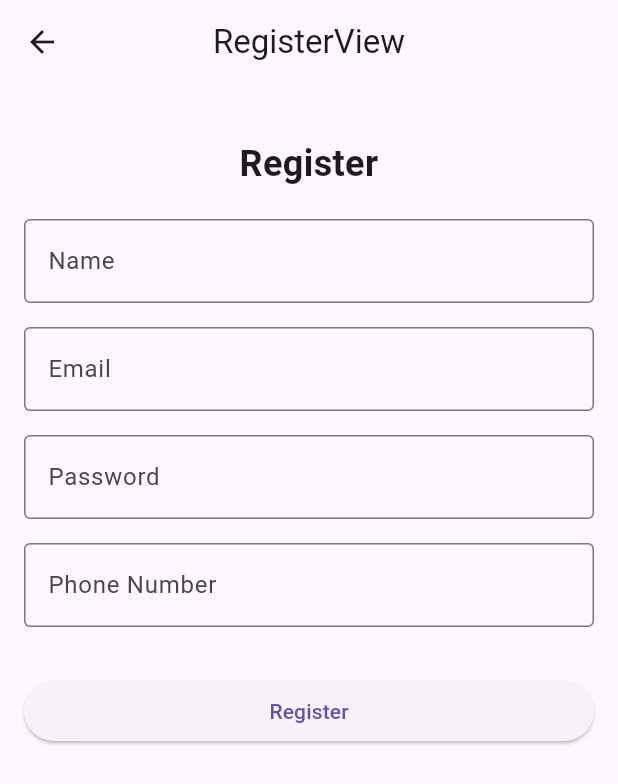
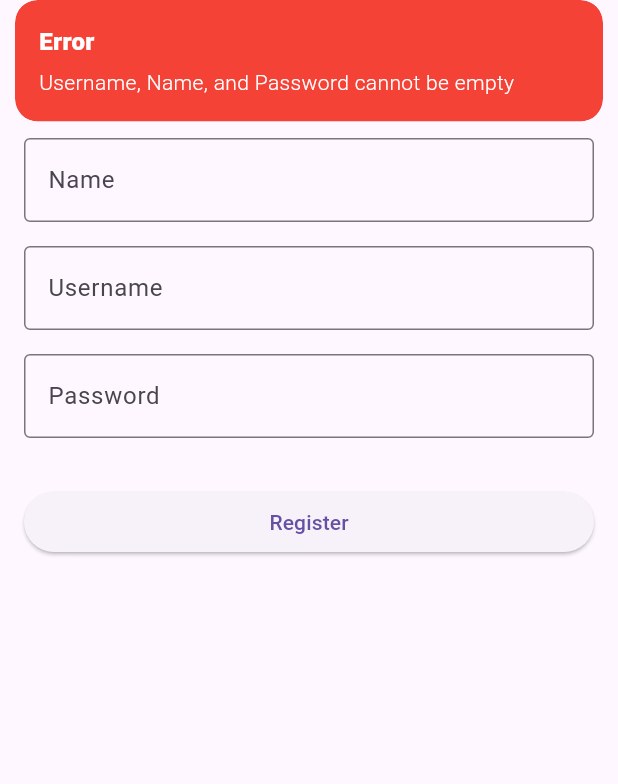
Before and after one commit to dandirivaldimointi404/mafahim_app, a Flutter app: the RegisterView screen opened by its route, after a tap on "Register", on a phone screen of 412 x 824 dp. Shown: the top 784 px of the screen. Run offline on Flutter 3.47's test engine with Material 3 defaults, Android fonts, the light colour scheme and no system bars; our stand-ins replace flutter_easyloading, get; missing offline and left inert: sp_util.

Commit message:
register mobile

```diff
--- /dev/null
+++ b/lib/app/data/register_provider.dart
@@ -0,0 +1,9 @@
+import 'package:get/get.dart';
+import 'package:mafahim_app/app/data/base_provider.dart';
+
+class RegisterProvider extends BaseProvider {
+
+  Future<Response> register(Map<String, dynamic> data) {
+    return post('$myHttpServer/register', data, headers: myHttpHeader);
+  }
+}
--- a/lib/app/modules/login/controllers/login_controller.dart
+++ b/lib/app/modules/login/controllers/login_controller.dart
@@ -19,7 +19,7 @@ class LoginController extends GetxController {
     String username = txtUsername.text;
     String password = txtPassword.text;
 
-     if (username.isEmpty || password.isEmpty) {
+    if (username.isEmpty || password.isEmpty) {
       Get.snackbar(
         "Error",
         "Username dan Password Tidak Boleh Kosong",
@@ -87,6 +87,5 @@ class LoginController extends GetxController {
         }
       });
     }
-
   }
 }
--- a/lib/app/modules/login/views/login_view.dart
+++ b/lib/app/modules/login/views/login_view.dart
@@ -18,7 +18,7 @@ class LoginView extends GetView<LoginController> {
             Padding(
               padding: const EdgeInsets.only(top: 50.0, bottom: 20.0),
               child: Image.asset(
-                'assets/img/mafahim.png', // Make sure this image path is correct
+                'img/mafahim.png',
                 height: 200,
               ),
             ),
--- a/lib/app/modules/register/controllers/register_controller.dart
+++ b/lib/app/modules/register/controllers/register_controller.dart
@@ -1,34 +1,93 @@
+import 'package:flutter/foundation.dart';
+import 'package:flutter/material.dart';
+import 'package:flutter_easyloading/flutter_easyloading.dart';
 import 'package:get/get.dart';
+import 'package:mafahim_app/app/data/register_provider.dart'; // Assuming this is your RegisterProvider
+import 'package:mafahim_app/app/routes/app_pages.dart';
+import 'package:sp_util/sp_util.dart';
 
 class RegisterController extends GetxController {
-  // ignore: todo
-  //TODO: Implement RegisterController
-
-  final count = 0.obs;
-
-  get emailController => null;
-
-  get passwordController => null;
-
-  get phoneController => null;
-
-  get nameController => null;
-  @override
-  void onInit() {
-    super.onInit();
-  }
-
-  @override
-  void onReady() {
-    super.onReady();
-  }
+  final nameController = TextEditingController();
+  final usernameController = TextEditingController();
+  final passwordController = TextEditingController();
 
   @override
   void onClose() {
+    nameController.dispose();
+    usernameController.dispose();
+    passwordController.dispose();
     super.onClose();
   }
 
-  void increment() => count.value++;
+  void register() async {
+    String username = usernameController.text.trim();
+    String name = nameController.text.trim();
+    String password = passwordController.text;
 
-  void register() {}
+    if (name.isEmpty || username.isEmpty || password.isEmpty) {
+      Get.snackbar(
+        "Error",
+        "Username, Name, and Password cannot be empty",
+        backgroundColor: Colors.red,
+        colorText: Colors.white,
+      );
+    } else {
+      EasyLoading.show(status: 'Registering...');
+
+      Map<String, dynamic> data = {
+        'name': name,
+        'username': username,
+        'password': password,
+      };
+
+      try {
+        var response = await RegisterProvider().register(data);
+
+        if (kDebugMode) {
+          print("Registration API Response: ${response.body}");
+        }
+
+        if (response.statusCode == 200) {
+          var responseBody = response.body;
+          var data = responseBody['data'];
+
+          String accessToken = responseBody['access_token'] ?? "";
+
+          SpUtil.putString('name', data['name'] ?? "");
+          SpUtil.putString('username', data['username'] ?? "");
+          SpUtil.putString('access_token', accessToken);
+          SpUtil.putString('id', data['id'].toString());
+          SpUtil.putBool('isLogin', true);
+
+          Get.offAllNamed(Routes.MAIN_MENU);
+
+          Get.snackbar('Success', 'Registration successful');
+        } else {
+          Get.snackbar(
+            "Error",
+            "Registration failed. Please try again.",
+            backgroundColor: Colors.red,
+            colorText: Colors.white,
+          );
+          if (kDebugMode) {
+            print(
+                "Registration failed with status code: ${response.statusCode}");
+            print("Response body: ${response.body}");
+          }
+        }
+      } catch (e) {
+        Get.snackbar(
+          "Error",
+          "An error occurred: $e",
+          backgroundColor: Colors.red,
+          colorText: Colors.white,
+        );
+        if (kDebugMode) {
+          print("Error during registration: $e");
+        }
+      } finally {
+        EasyLoading.dismiss();
+      }
+    }
+  }
 }
--- a/lib/app/modules/register/views/register_view.dart
+++ b/lib/app/modules/register/views/register_view.dart
@@ -4,7 +4,7 @@ import 'package:get/get.dart';
 import '../controllers/register_controller.dart';
 
 class RegisterView extends GetView<RegisterController> {
-  const RegisterView({Key? key}) : super(key: key);
+  const RegisterView({super.key});
 
   @override
   Widget build(BuildContext context) {
@@ -20,23 +20,15 @@ class RegisterView extends GetView<RegisterController> {
             crossAxisAlignment: CrossAxisAlignment.stretch,
             children: [
               const SizedBox(height: 20),
-              const Text(
-                'Register',
-                style: TextStyle(fontSize: 24, fontWeight: FontWeight.bold),
-                textAlign: TextAlign.center,
-              ),
-              const SizedBox(height: 20),
               buildNameTextField(),
               const SizedBox(height: 16),
-              buildEmailTextField(),
+              buildUsernameTextField(),
               const SizedBox(height: 16),
               buildPasswordTextField(),
-              const SizedBox(height: 16),
-              buildPhoneTextField(),
-              const SizedBox(height: 32),
+              const SizedBox(height: 32), // Increased spacing after fields
               ElevatedButton(
                 onPressed: () {
-                  controller.register(); // Call register method in controller
+                  controller.register();
                 },
                 child: const Text('Register'),
               ),
@@ -57,12 +49,12 @@ class RegisterView extends GetView<RegisterController> {
     );
   }
 
-  Widget buildEmailTextField() {
+  Widget buildUsernameTextField() {
     return TextField(
-      controller: controller.emailController,
+      controller: controller.usernameController,
       keyboardType: TextInputType.emailAddress,
       decoration: const InputDecoration(
-        labelText: 'Email',
+        labelText: 'Username',
         border: OutlineInputBorder(),
       ),
     );
@@ -78,15 +70,4 @@ class RegisterView extends GetView<RegisterController> {
       ),
     );
   }
-
-  Widget buildPhoneTextField() {
-    return TextField(
-      controller: controller.phoneController,
-      keyboardType: TextInputType.phone,
-      decoration: const InputDecoration(
-        labelText: 'Phone Number',
-        border: OutlineInputBorder(),
-      ),
-    );
-  }
 }
--- a/pubspec.yaml
+++ b/pubspec.yaml
@@ -5,8 +5,7 @@ description: A new Flutter project.
 environment:
   sdk: '>=3.4.0 <4.0.0'
 
-assets:
-  - assets/img/
+
 
 dependencies:
   cupertino_icons: ^1.0.6
@@ -26,3 +25,5 @@ dev_dependencies:
 
 flutter:
   uses-material-design: true
+  assets:
+  - assets/img/
```
Also changed, not shown: pubspec.lock, 1 other file.
